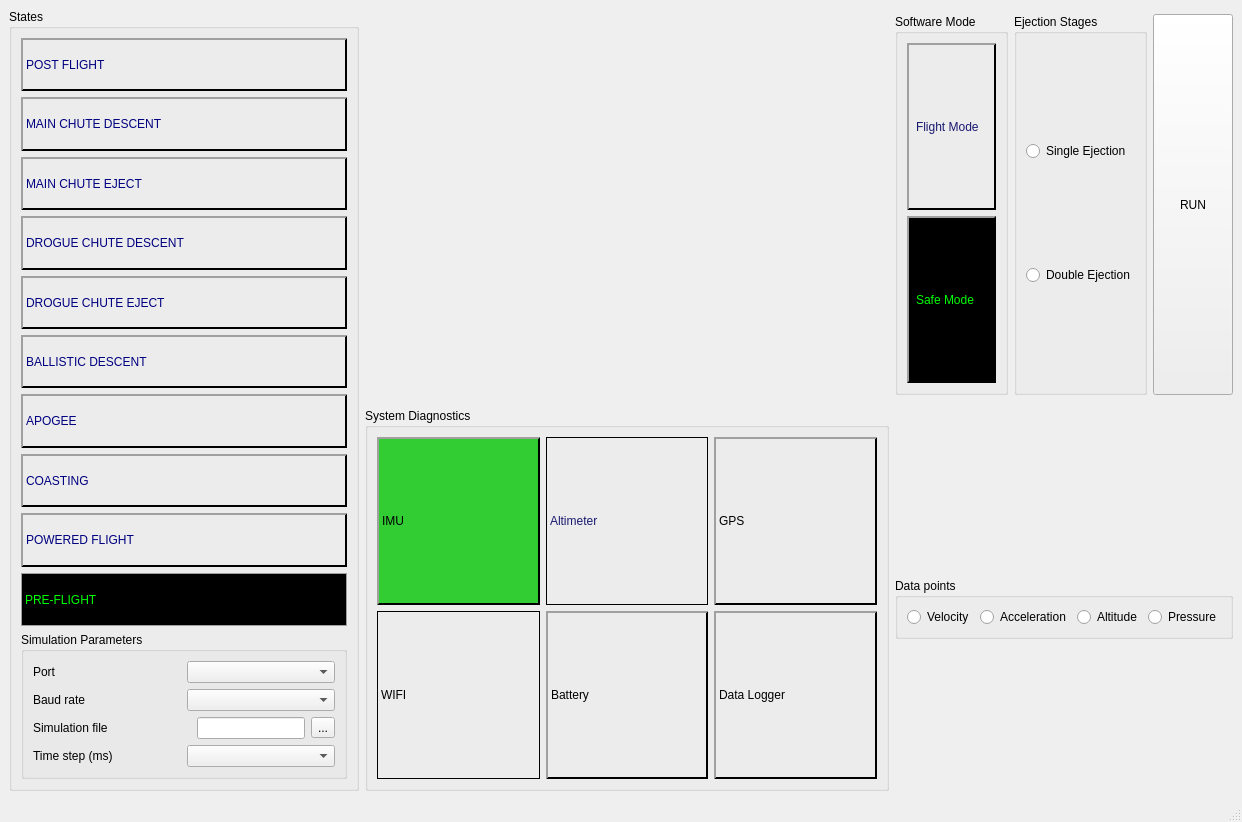
This is app/NaFCSE/mainwindow.ui in bytecod3/Nakuja-Flight-Computer-Simulation-Engine as Qt 5 draws it before an edit. The edited form follows.
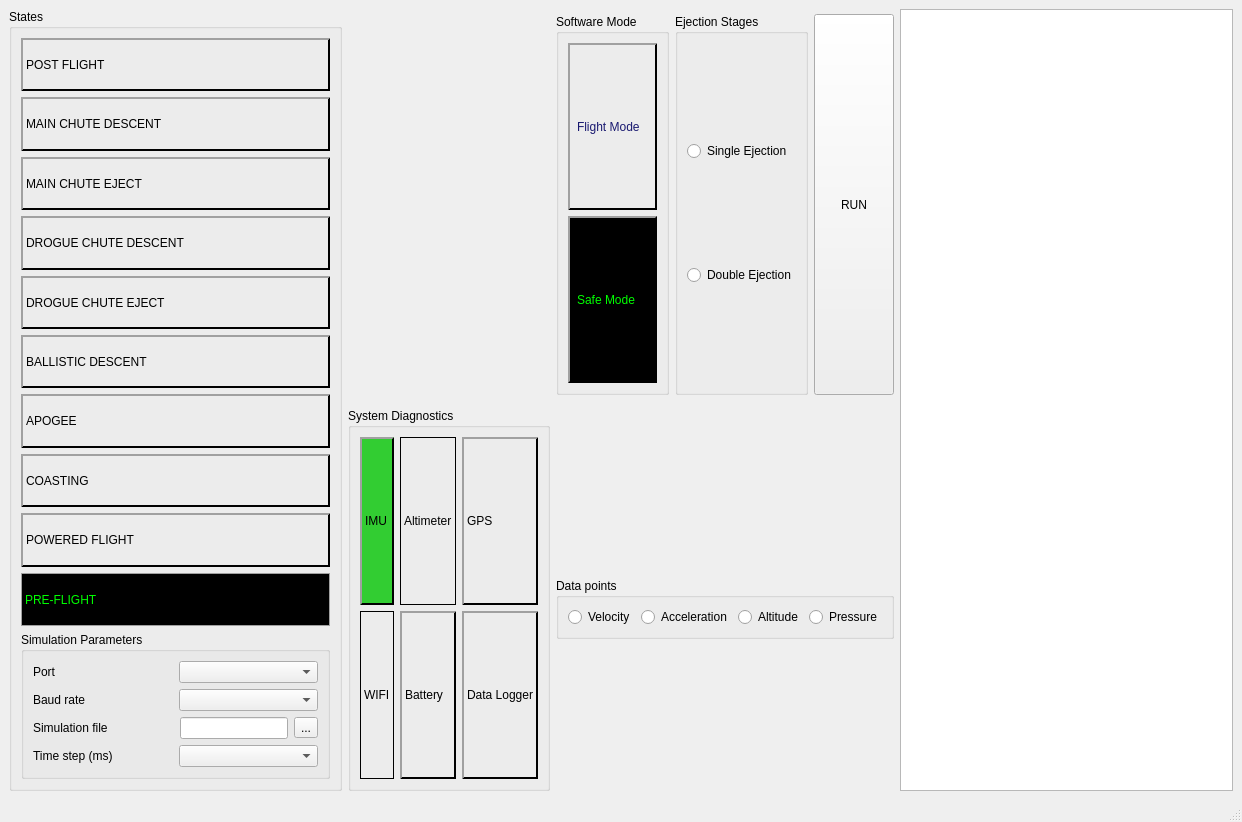
This is the edited form. Icons and pictures are not drawn.

Commit message: adds serial monitor to main window

Diff of the .ui file:
```diff
--- a/app/NaFCSE/mainwindow.ui
+++ b/app/NaFCSE/mainwindow.ui
@@ -26,7 +26,7 @@
      <verstretch>0</verstretch>
     </sizepolicy>
    </property>
-   <layout class="QHBoxLayout" name="horizontalLayout_9" stretch="0,0,0">
+   <layout class="QHBoxLayout" name="horizontalLayout_9" stretch="0,0,0,0">
     <item>
      <widget class="QGroupBox" name="groupBox">
       <property name="maximumSize">
@@ -47,7 +47,8 @@
 border-top: 2px solid #a0a0a0;
 border-right:  2px solid black;
 border-left:  2px solid #a0a0a0;
-color: #000080;</string>
+color: black;
+</string>
          </property>
          <property name="text">
           <string>POST FLIGHT</string>
@@ -62,7 +63,7 @@
 border-top: 2px solid #a0a0a0;
 border-right:  2px solid black;
 border-left:  2px solid #a0a0a0;
-color: #000080;
+color: black;
 </string>
          </property>
          <property name="text">
@@ -78,7 +79,7 @@
 border-top: 2px solid #a0a0a0;
 border-right:  2px solid black;
 border-left:  2px solid #a0a0a0;
-color: #000080;
+color: black;
 </string>
          </property>
          <property name="text">
@@ -94,7 +95,7 @@
 border-top: 2px solid #a0a0a0;
 border-right:  2px solid black;
 border-left:  2px solid #a0a0a0;
-color: #000080;
+color: black;
 </string>
          </property>
          <property name="text">
@@ -110,7 +111,7 @@
 border-top: 2px solid #a0a0a0;
 border-right:  2px solid black;
 border-left:  2px solid #a0a0a0;
-color: #000080;
+color: black;
 </string>
          </property>
          <property name="text">
@@ -126,7 +127,7 @@
 border-top: 2px solid #a0a0a0;
 border-right:  2px solid black;
 border-left:  2px solid #a0a0a0;
-color: #000080;</string>
+color: black;</string>
          </property>
          <property name="text">
           <string>BALLISTIC DESCENT</string>
@@ -141,7 +142,7 @@
 border-top: 2px solid #a0a0a0;
 border-right:  2px solid black;
 border-left:  2px solid #a0a0a0;
-color: #000080;
+color: black;
 </string>
          </property>
          <property name="text">
@@ -157,7 +158,7 @@
 border-top: 2px solid #a0a0a0;
 border-right:  2px solid black;
 border-left:  2px solid #a0a0a0;
-color: #000080;</string>
+color: black;</string>
          </property>
          <property name="text">
           <string>COASTING</string>
@@ -172,7 +173,7 @@
 border-top: 2px solid #a0a0a0;
 border-right:  2px solid black;
 border-left:  2px solid #a0a0a0;
-color: #000080;</string>
+color: black;</string>
          </property>
          <property name="text">
           <string>POWERED FLIGHT</string>
@@ -413,7 +414,7 @@
             <widget class="QLabel" name="label_18">
              <property name="styleSheet">
               <string notr="true">border: 2px solid grey;
-color: #191970;
+color: black;
 font: 700 9pt &quot;Segoe UI&quot;;
 border: 1px solid black;</string>
              </property>
@@ -613,6 +614,9 @@
       </item>
      </layout>
     </item>
+    <item>
+     <widget class="QTextBrowser" name="serialMonitor"/>
+    </item>
    </layout>
   </widget>
   <widget class="QMenuBar" name="menubar">
```
The commit also changes 8 other files.
